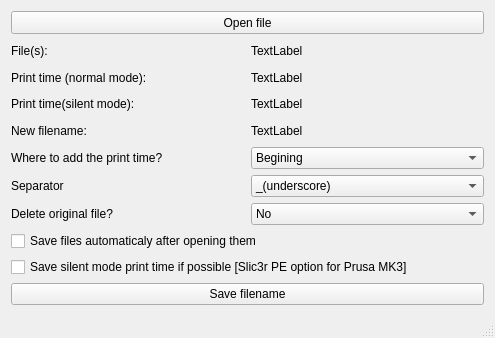
Above: mainwindow.ui from TheRealMazur/Gcode_renamer before the change. Below: the same form after it.
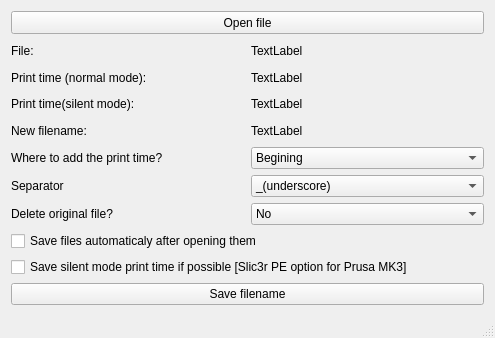
That is the form after the change.

Commit message: It now remembers last setup of the program (choices made in the UI). Also some minor tweaks of the functionalities.

```diff
--- a/mainwindow.ui
+++ b/mainwindow.ui
@@ -44,7 +44,7 @@
         <item>
          <widget class="QLabel" name="label_oriFilename">
           <property name="text">
-           <string>File(s):</string>
+           <string>File:</string>
           </property>
          </widget>
         </item>
```
Left out of the diff: 4 changed lines with no effect on the pictures. The commit also changes 5 other files.
